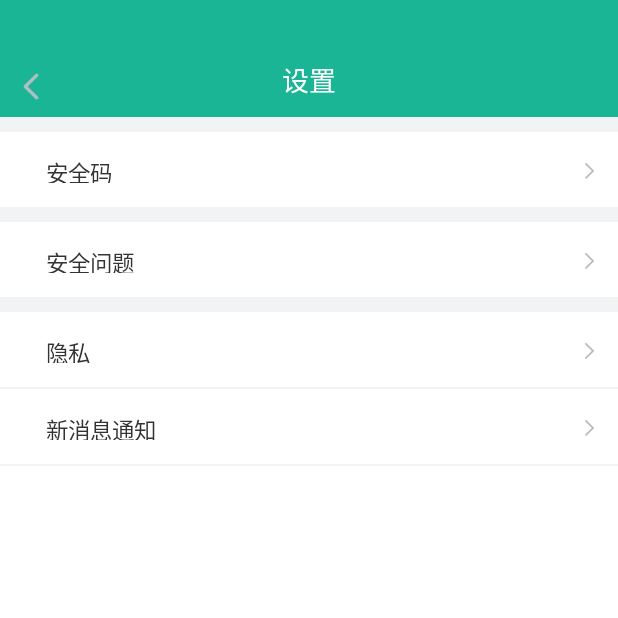
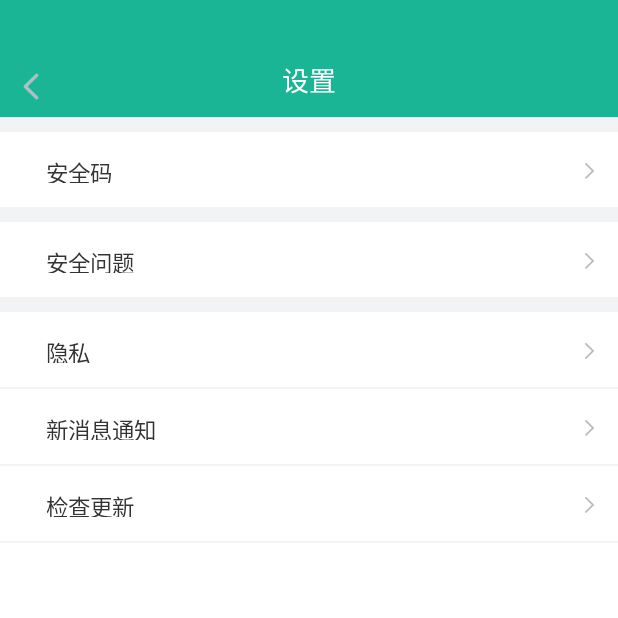
Before and after one commit to DengAnbang/PrivateChat, an Android app: the SetupActivity screen opened directly, with no data from a screen before it, on a phone screen of 412 x 824 dp, the top half of it. Run offline under Robolectric (Android 15) with nearby library versions, the phone set to English and light mode, and no system bars; libraries missing offline, so code that uses them is left out: com.juphoon.cloud, com.tencent.bugly, com.xdandroid.hellodaemon.

Commit message:
新增检查更新

```diff
--- a/app/src/main/java/com/hezeyi/privatechat/MyApplication.java
+++ b/app/src/main/java/com/hezeyi/privatechat/MyApplication.java
@@ -74,6 +74,7 @@ public class MyApplication extends Application {
         //初始化Bugly
 //        CrashReport.initCrashReport(getApplicationContext(), "ec8f9b812a", true);
         Bugly.init(getApplicationContext(), "ebd08610e4", true);
+
         try {
             ApplicationInfo appInfo = getPackageManager().getApplicationInfo(getPackageName(), PackageManager.GET_META_DATA);
             String channel = appInfo.metaData.getString("CHANNEL");
--- a/app/src/main/java/com/hezeyi/privatechat/activity/account/SetupActivity.java
+++ b/app/src/main/java/com/hezeyi/privatechat/activity/account/SetupActivity.java
@@ -4,6 +4,7 @@ import android.content.Intent;
 
 import com.hezeyi.privatechat.R;
 import com.hezeyi.privatechat.base.BaseActivity;
+import com.tencent.bugly.beta.Beta;
 
 /**
  * Created by dab on 2021/3/12 10:52
@@ -35,5 +36,8 @@ public class SetupActivity extends BaseActivity {
             Intent intent = new Intent(this, NewMsgSetUpActivity.class);
             startActivity(intent);
         });
+        click(R.id.ttv_check_upgrade, view1 -> {
+            Beta.checkUpgrade();
+        });
     }
 }
--- a/app/src/main/res/layout/activity_setup.xml
+++ b/app/src/main/res/layout/activity_setup.xml
@@ -54,6 +54,15 @@
         app:rightDrawable="@mipmap/c14_2_icon1"
         />
 
+    <com.xhab.utils.view.TwoTextLinearView
+        android:id="@+id/ttv_check_upgrade"
+        android:layout_width="match_parent"
+        android:layout_height="50dp"
+        android:layout_marginTop="1dp"
+        app:leftText="\u3000检查更新\u3000"
+        app:rightDrawable="@mipmap/c14_2_icon1"
+        />
+
     <View
         android:layout_width="match_parent"
         android:layout_height="match_parent"
```
